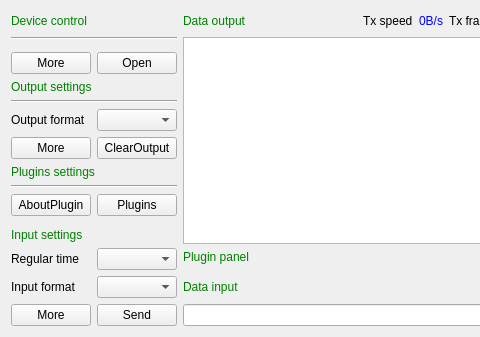
Before: the Qt Designer form src/debuggers/debugger/SAKDebugger.ui in x-tools-author/x-tools, drawn with Qt 5; both pictures show x 0 to 480 and y 0 to 337 of the 819 by 337 pixel window.
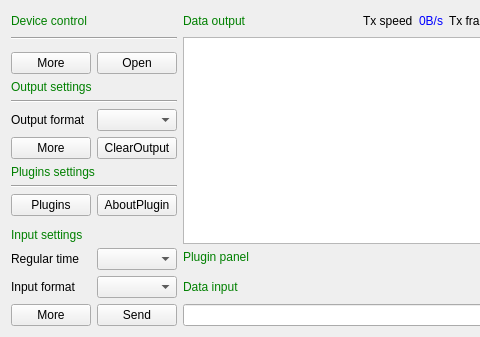
After: the same form once the commit is applied.

The edit to the form file:
```diff
--- a/src/debuggers/debugger/SAKDebugger.ui
+++ b/src/debuggers/debugger/SAKDebugger.ui
@@ -193,13 +193,6 @@
      </property>
     </spacer>
    </item>
-   <item row="10" column="1">
-    <widget class="QPushButton" name="pluginsPushButton">
-     <property name="text">
-      <string>Plugins</string>
-     </property>
-    </widget>
-   </item>
    <item row="2" column="0" colspan="2">
     <widget class="QWidget" name="controllerWidget" native="true"/>
    </item>
@@ -263,13 +256,6 @@
      </property>
     </widget>
    </item>
-   <item row="10" column="0">
-    <widget class="QPushButton" name="readmePushButton">
-     <property name="text">
-      <string>AboutPlugin</string>
-     </property>
-    </widget>
-   </item>
    <item row="8" column="0" colspan="2">
     <widget class="QLabel" name="label_9">
      <property name="styleSheet">
@@ -544,6 +530,20 @@
      </property>
     </widget>
    </item>
+   <item row="10" column="1">
+    <widget class="QPushButton" name="readmePushButton">
+     <property name="text">
+      <string>AboutPlugin</string>
+     </property>
+    </widget>
+   </item>
+   <item row="10" column="0">
+    <widget class="QPushButton" name="pluginsPushButton">
+     <property name="text">
+      <string>Plugins</string>
+     </property>
+    </widget>
+   </item>
   </layout>
  </widget>
  <resources/>
```
